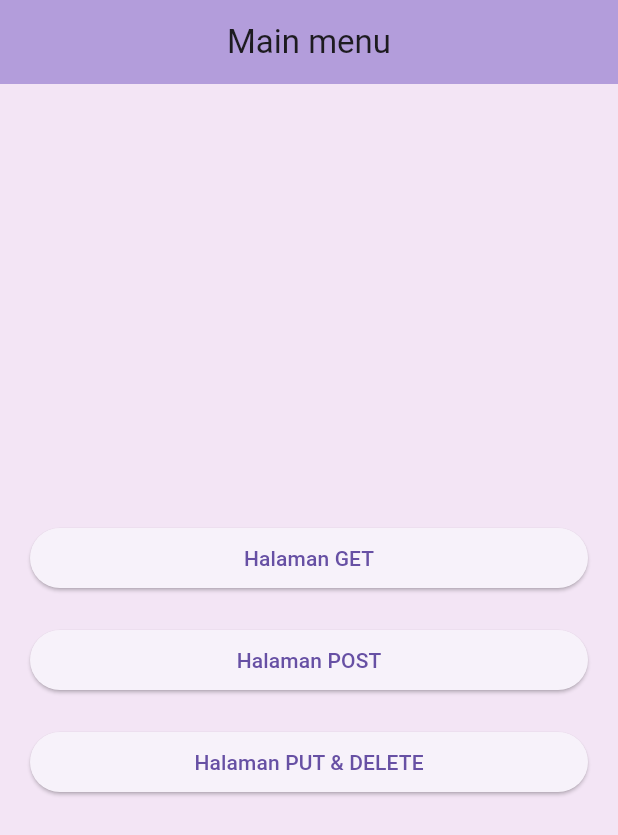
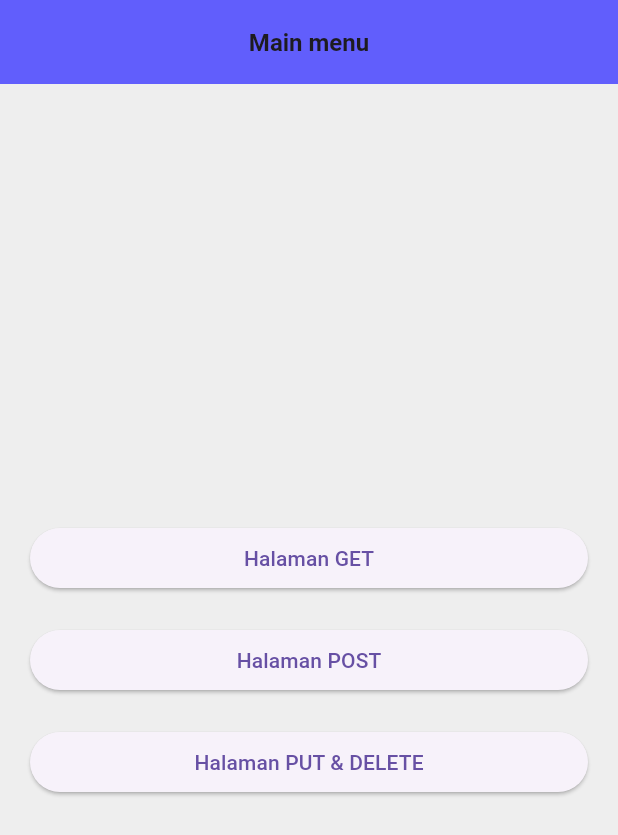
Before and after one commit to ikcandras/TE-Json_reAPi, a Flutter app: the screen it shows after launch, on a phone screen of 412 x 824 dp. Shown: the top 835 px of the screen. Run offline on Flutter 3.47's test engine with Material 3 defaults, Android fonts, the phone set to English and light mode, and no system bars.

Commit message:
update style

```diff
--- a/lib/main.dart
+++ b/lib/main.dart
@@ -22,11 +22,11 @@ class MainScreen extends StatelessWidget {
   Widget build(BuildContext context) {
     return Scaffold(
       appBar: AppBar(
-        title: const Text('Main menu'),
+        title: const Text('Main menu', style: TextStyle(fontSize: 16, fontWeight: FontWeight.bold),),
         centerTitle: true, // Judul di tengah
-        backgroundColor: Color(0xFFB39DDB), // Warna ungu pastel lembut
+        backgroundColor: const Color(0xFF615EFC),
       ),
-      backgroundColor: Color(0xFFF3E5F5), // Warna latar belakang ungu pastel
+      backgroundColor: const Color(0xFFEEEEEE),
       body: Center(
         child: Column(
           mainAxisAlignment: MainAxisAlignment.center,
@@ -42,11 +42,11 @@ class MainScreen extends StatelessWidget {
                       MaterialPageRoute(builder: (context) => FirstPage()),
                     );
                   },
-                  child: Text('Halaman GET'),
+                  child: const Text('Halaman GET'),
                 ),
               ),
             ),
-            SizedBox(height: 20),
+            const SizedBox(height: 20),
             SizedBox(
               width: double.infinity,
               child: Padding(
@@ -55,14 +55,14 @@ class MainScreen extends StatelessWidget {
                   onPressed: () {
                     Navigator.push(
                       context,
-                      MaterialPageRoute(builder: (context) => PostPage()),
+                      MaterialPageRoute(builder: (context) => const PostPage()),
                     );
                   },
-                  child: Text('Halaman POST'),
+                  child: const Text('Halaman POST'),
                 ),
               ),
             ),
-            SizedBox(height: 20),
+            const SizedBox(height: 20),
             SizedBox(
               width: double.infinity,
               child: Padding(
@@ -74,7 +74,7 @@ class MainScreen extends StatelessWidget {
                       MaterialPageRoute(builder: (context) => AddAndDeleteScreen()),
                     );
                   },
-                  child: Text('Halaman PUT & DELETE'),
+                  child: const Text('Halaman PUT & DELETE'),
                 ),
               ),
             ),
@@ -88,6 +88,6 @@ class MainScreen extends StatelessWidget {
 class FirstPage extends StatelessWidget {
   @override
   Widget build(BuildContext context) {
-    return HomePageStateful();
+    return const HomePageStateful();
   }
 }
--- a/lib/pages/home_page_stateful.dart
+++ b/lib/pages/home_page_stateful.dart
@@ -28,7 +28,7 @@ class _HomePageStatefulState extends State<HomePageStateful> {
   Widget build(BuildContext context) {
     return Scaffold(
       appBar: AppBar(
-        title: Text('Exam TE-Jzon_reAPI'),
+        title: const Text('Exam TE-Jzon_reAPI'),
       ),
       body: ListView.builder(
         itemCount: users.length,
--- a/lib/post.dart
+++ b/lib/post.dart
@@ -8,7 +8,7 @@ class MyApp extends StatelessWidget {
 
   @override
   Widget build(BuildContext context) {
-    return MaterialApp(
+    return const MaterialApp(
       title: 'Material App',
       home: PostPage(),
     );
@@ -62,7 +62,7 @@ class _PostPageState extends State<PostPage> {
           final post = postResults[index];
           return Card(
             child: ListTile(
-              leading: CircleAvatar(
+              leading: const CircleAvatar(
                 child: Icon(Icons.person),
               ),
               title: Text(post.name),
```
Also changed, not shown: lib/deleteAndDelete.dart (+8 -8 lines).
